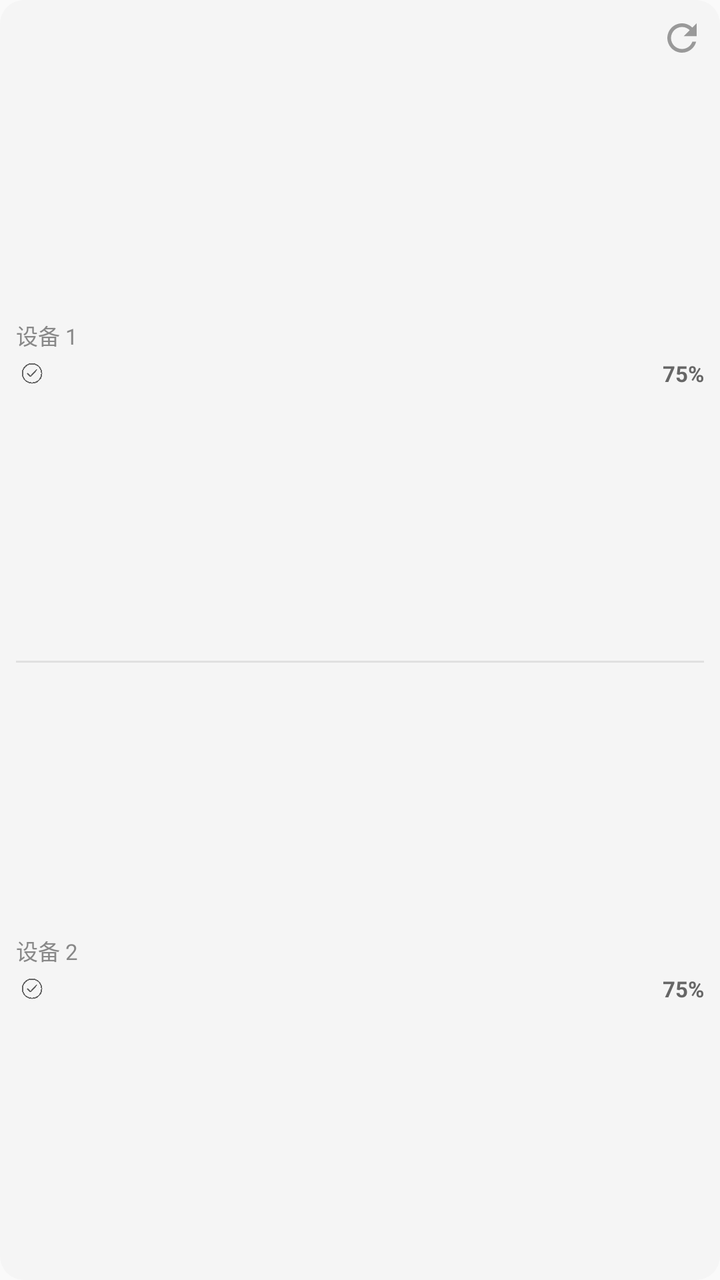
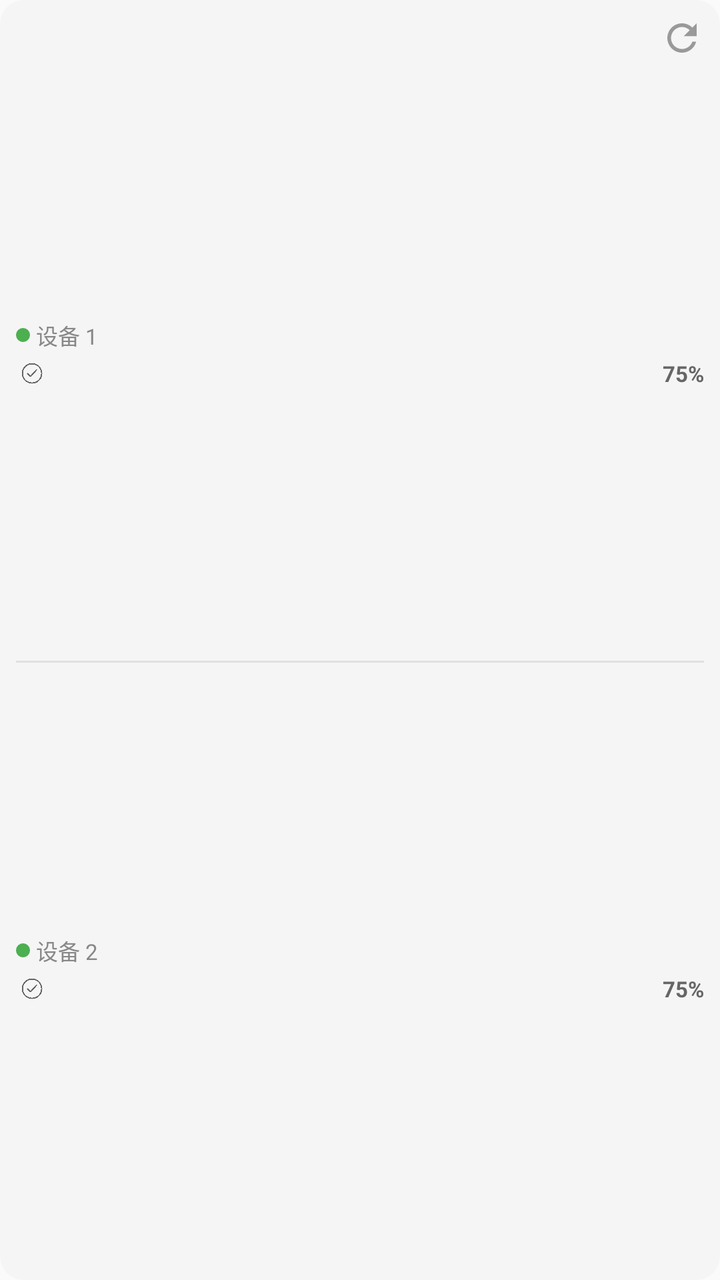

Screens rendered from an Android XML layout before and after an edit, with the pre-edit source and the edit as a unified diff.
<!-- AndroidManifest.xml: application theme Theme.BluetoothBattery -->
<!-- res/layout/widget_2x2_dual.xml -->
<?xml version="1.0" encoding="utf-8"?>
<LinearLayout xmlns:android="http://schemas.android.com/apk/res/android"
    android:id="@+id/widget_2x2_dual_root"
    android:layout_width="match_parent"
    android:layout_height="match_parent"
    android:orientation="vertical"
    android:padding="8dp"
    android:background="@drawable/widget_card_bg"
    android:gravity="center_vertical">

    
    <LinearLayout
        android:layout_width="match_parent"
        android:layout_height="wrap_content"
        android:orientation="horizontal"
        android:gravity="center_vertical">

        <TextView
            android:layout_width="0dp"
            android:layout_height="wrap_content"
            android:layout_weight="1"
            android:text=""
            android:textSize="11sp"
            android:textColor="#888888" />

        <ImageView
            android:id="@+id/widget_refresh_btn"
            android:layout_width="22dp"
            android:layout_height="22dp"
            android:src="@drawable/ic_widget_refresh"
            android:contentDescription="@string/widget_refresh" />
    </LinearLayout>

    
    <LinearLayout
        android:id="@+id/widget_dual_device1"
        android:layout_width="match_parent"
        android:layout_height="0dp"
        android:layout_weight="1"
        android:orientation="vertical"
        android:gravity="center_vertical">

        <TextView
            android:id="@+id/widget_dual_name1"
            android:layout_width="match_parent"
            android:layout_height="wrap_content"
            android:text="设备 1"
            android:textSize="11sp"
            android:textColor="#888888"
            android:ellipsize="end"
            android:maxLines="2"
            android:layout_marginBottom="3dp" />

        <LinearLayout
            android:layout_width="match_parent"
            android:layout_height="wrap_content"
            android:orientation="horizontal"
            android:gravity="center_vertical">

            <ImageView
                android:id="@+id/widget_dual_icon1"
                android:layout_width="16dp"
                android:layout_height="16dp"
                android:src="@drawable/ic_device_other"
                android:layout_marginEnd="4dp" />

            <ImageView
                android:id="@+id/widget_dual_bar1"
                android:layout_width="0dp"
                android:layout_height="6dp"
                android:layout_weight="1"
                android:scaleType="fitXY" />

            <ImageView
                android:id="@+id/widget_dual_charging1"
                android:layout_width="12dp"
                android:layout_height="12dp"
                android:layout_marginStart="4dp"
                android:src="@drawable/ic_charging_bolt"
                android:contentDescription="@string/charging"
                android:visibility="gone" />

            <TextView
                android:id="@+id/widget_dual_pct1"
                android:layout_width="wrap_content"
                android:layout_height="wrap_content"
                android:text="75%"
                android:textSize="11sp"
                android:textColor="#666666"
                android:textStyle="bold"
                android:layout_marginStart="4dp" />
        </LinearLayout>
    </LinearLayout>

    
    <TextView
        android:layout_width="match_parent"
        android:layout_height="1dp"
        android:background="#E0E0E0"
        android:layout_marginTop="6dp"
        android:layout_marginBottom="6dp" />

    
    <LinearLayout
        android:id="@+id/widget_dual_device2"
        android:layout_width="match_parent"
        android:layout_height="0dp"
        android:layout_weight="1"
        android:orientation="vertical"
        android:gravity="center_vertical">

        <TextView
            android:id="@+id/widget_dual_name2"
            android:layout_width="match_parent"
            android:layout_height="wrap_content"
            android:text="设备 2"
            android:textSize="11sp"
            android:textColor="#888888"
            android:ellipsize="end"
            android:maxLines="2"
            android:layout_marginBottom="3dp" />

        <LinearLayout
            android:layout_width="match_parent"
            android:layout_height="wrap_content"
            android:orientation="horizontal"
            android:gravity="center_vertical">

            <ImageView
                android:id="@+id/widget_dual_icon2"
                android:layout_width="16dp"
                android:layout_height="16dp"
                android:src="@drawable/ic_device_other"
                android:layout_marginEnd="4dp" />

            <ImageView
                android:id="@+id/widget_dual_bar2"
                android:layout_width="0dp"
                android:layout_height="6dp"
                android:layout_weight="1"
                android:scaleType="fitXY" />

            <ImageView
                android:id="@+id/widget_dual_charging2"
                android:layout_width="12dp"
                android:layout_height="12dp"
                android:layout_marginStart="4dp"
                android:src="@drawable/ic_charging_bolt"
                android:contentDescription="@string/charging"
                android:visibility="gone" />

            <TextView
                android:id="@+id/widget_dual_pct2"
                android:layout_width="wrap_content"
                android:layout_height="wrap_content"
                android:text="75%"
                android:textSize="11sp"
                android:textColor="#666666"
                android:textStyle="bold"
                android:layout_marginStart="4dp" />
        </LinearLayout>
    </LinearLayout>
</LinearLayout>
<!-- resources referenced by this layout -->
<resources>
  <!-- drawable ic_charging_bolt (drawable) -->
  <?xml version="1.0" encoding="utf-8"?>
  <vector xmlns:android="http://schemas.android.com/apk/res/android"
      android:width="24dp"
      android:height="24dp"
      android:viewportWidth="24"
      android:viewportHeight="24">
      <path
          android:fillColor="#4CAF50"
          android:pathData="M11,21h-1l1,-7H7.5c-0.58,0 -0.57,-0.32 -0.38,-0.66c0.19,-0.34 0.05,-0.08 0.07,-0.12C8.48,10.94 10.19,7.5 13,3h1l-1,7h3.5c0.49,0 0.56,0.33 0.47,0.51l-0.07,0.15C12.96,17.55 11,21 11,21z" />
  </vector>
  <!-- drawable ic_device_other: png bitmap (drawable, 3276 bytes) -->
  <!-- drawable ic_widget_refresh (drawable) -->
  <vector xmlns:android="http://schemas.android.com/apk/res/android"
      android:width="24dp"
      android:height="24dp"
      android:viewportWidth="24"
      android:viewportHeight="24">
    <path
        android:fillColor="#999999"
        android:pathData="M17.65,6.35C16.2,4.9 14.21,4 12,4c-4.42,0 -7.99,3.58 -7.99,8s3.57,8 7.99,8c3.73,0 6.84,-2.55 7.73,-6h-2.08c-0.82,2.33 -3.04,4 -5.65,4 -3.31,0 -6,-2.69 -6,-6s2.69,-6 6,-6c1.66,0 3.14,0.69 4.22,1.78L13,11h7V4l-2.35,2.35z"/>
  </vector>
  <!-- drawable widget_card_bg (drawable) -->
  <?xml version="1.0" encoding="utf-8"?>
  <shape xmlns:android="http://schemas.android.com/apk/res/android"
      android:shape="rectangle">
      <solid android:color="#F5F5F5" />
      <corners android:radius="12dp" />
  </shape>
  <string name="charging">充电中</string>
  <string name="widget_refresh">刷新</string>
  <style name="Theme.BluetoothBattery" parent="android:Theme.Material.Light.NoActionBar" />
</resources>

<!-- the commit's change to res/layout/widget_2x2_dual.xml (unified diff, before → after) -->
@@ -40,16 +40,32 @@
         android:orientation="vertical"
         android:gravity="center_vertical">
 
-        <TextView
-            android:id="@+id/widget_dual_name1"
+        <LinearLayout
             android:layout_width="match_parent"
             android:layout_height="wrap_content"
-            android:text="设备 1"
-            android:textSize="11sp"
-            android:textColor="#888888"
-            android:ellipsize="end"
-            android:maxLines="2"
-            android:layout_marginBottom="3dp" />
+            android:orientation="horizontal"
+            android:gravity="center_vertical"
+            android:layout_marginBottom="3dp">
+
+            <ImageView
+                android:id="@+id/widget_dual_conn1"
+                android:layout_width="7dp"
+                android:layout_height="7dp"
+                android:src="@drawable/widget_conn_dot"
+                android:contentDescription="@string/widget_conn_state"
+                android:layout_marginEnd="3dp" />
+
+            <TextView
+                android:id="@+id/widget_dual_name1"
+                android:layout_width="0dp"
+                android:layout_height="wrap_content"
+                android:layout_weight="1"
+                android:text="设备 1"
+                android:textSize="11sp"
+                android:textColor="#888888"
+                android:ellipsize="end"
+                android:maxLines="2" />
+        </LinearLayout>
 
         <LinearLayout
             android:layout_width="match_parent"
@@ -109,16 +125,32 @@
         android:orientation="vertical"
         android:gravity="center_vertical">
 
-        <TextView
-            android:id="@+id/widget_dual_name2"
+        <LinearLayout
             android:layout_width="match_parent"
             android:layout_height="wrap_content"
-            android:text="设备 2"
-            android:textSize="11sp"
-            android:textColor="#888888"
-            android:ellipsize="end"
-            android:maxLines="2"
-            android:layout_marginBottom="3dp" />
+            android:orientation="horizontal"
+            android:gravity="center_vertical"
+            android:layout_marginBottom="3dp">
+
+            <ImageView
+                android:id="@+id/widget_dual_conn2"
+                android:layout_width="7dp"
+                android:layout_height="7dp"
+                android:src="@drawable/widget_conn_dot"
+                android:contentDescription="@string/widget_conn_state"
+                android:layout_marginEnd="3dp" />
+
+            <TextView
+                android:id="@+id/widget_dual_name2"
+                android:layout_width="0dp"
+                android:layout_height="wrap_content"
+                android:layout_weight="1"
+                android:text="设备 2"
+                android:textSize="11sp"
+                android:textColor="#888888"
+                android:ellipsize="end"
+                android:maxLines="2" />
+        </LinearLayout>
 
         <LinearLayout
             android:layout_width="match_parent"
<!-- resource entries referenced after the edit -->
@@ -29,7 +29,17 @@
       <solid android:color="#F5F5F5" />
       <corners android:radius="12dp" />
   </shape>
+  <!-- drawable widget_conn_dot (drawable) -->
+  <?xml version="1.0" encoding="utf-8"?>
+  <shape xmlns:android="http://schemas.android.com/apk/res/android"
+      android:shape="oval">
+      <solid android:color="#4CAF50" />
+      <size
+          android:width="8dp"
+          android:height="8dp" />
+  </shape>
   <string name="charging">充电中</string>
+  <string name="widget_conn_state">连接状态</string>
   <string name="widget_refresh">刷新</string>
   <style name="Theme.BluetoothBattery" parent="android:Theme.Material.Light.NoActionBar" />
 </resources>
